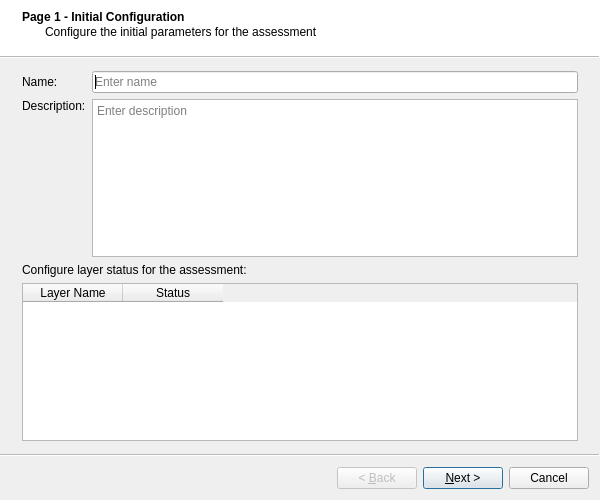
Before: the Qt Designer form assessment_wizard_dialog_base.ui in adtorres1987/q_assessment_wizard, drawn with Qt 5.
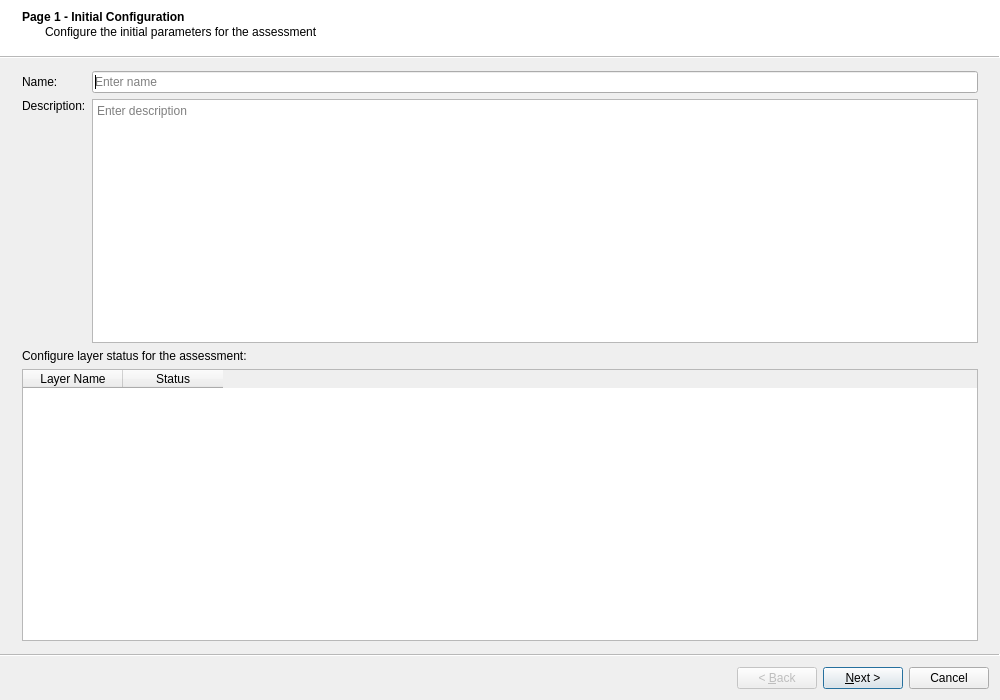
After: the same form once the commit is applied.

The edit to the form file:
```diff
--- a/assessment_wizard_dialog_base.ui
+++ b/assessment_wizard_dialog_base.ui
@@ -6,8 +6,8 @@
    <rect>
     <x>0</x>
     <y>0</y>
-    <width>600</width>
-    <height>500</height>
+    <width>1000</width>
+    <height>700</height>
    </rect>
   </property>
   <property name="windowTitle">
```
Left out of the diff: 93 changed lines with no effect on the pictures.
